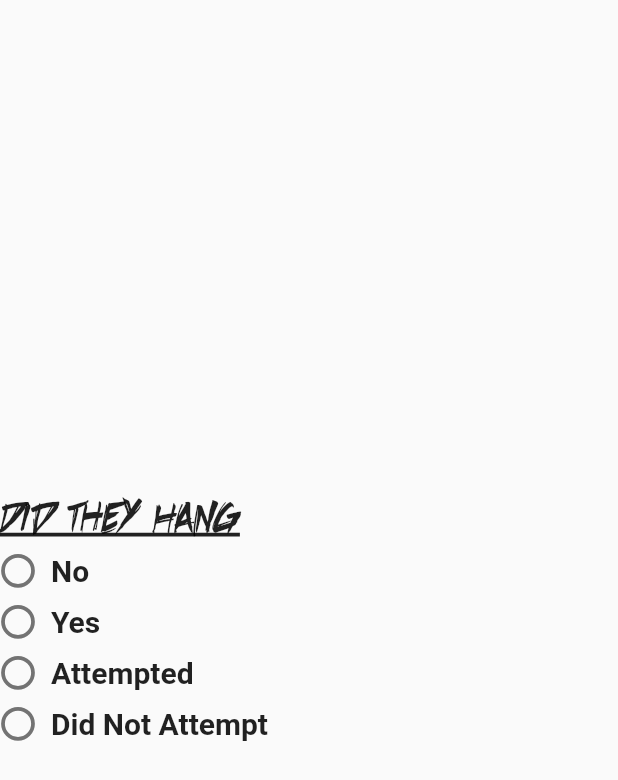
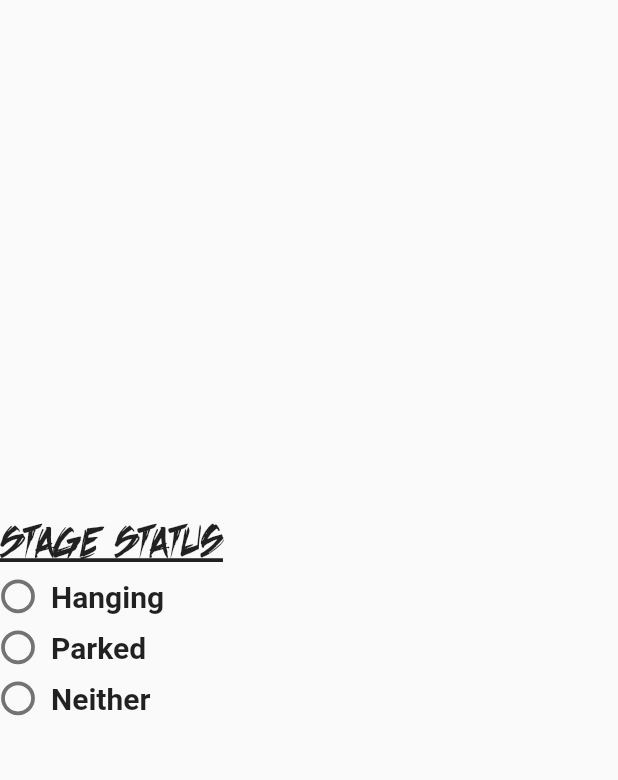
Before and after one commit to gtvario/HiveMind, a Flutter app: the ChainHang widget shown alone on an empty page, opened directly with empty values, on a phone screen of 412 x 824 dp. Shown: the top 780 px of the screen. Run offline on Flutter 3.47's test engine with Material 2 defaults, Android fonts, the light colour scheme and no system bars; our stand-ins replace flutter_rating_bar, flutter_spinbox, settings_ui; missing offline and left inert: number_inc_dec; Roboto replaces fonts that are missing (Tahoma); project files that could hold a hidden picture were left out.

Commit message:
Updated End Game Stage Options

```diff
--- a/lib/models/scout_data_model.dart
+++ b/lib/models/scout_data_model.dart
@@ -7,7 +7,7 @@ import 'package:path_provider/path_provider.dart';
 class ScoutData {
   // Auton
   List<double> startingPos = [0, 0];
-  bool leaveZone = false;
+  int leaveZone = 0;
   int autoSpeakerMade = 0;
   int autoAmpMade = 0;
   int autoSpeakerMissed = 0; // Do we need this??
@@ -52,7 +52,7 @@ class ScoutData {
   }
 
   bool get getLeaveZone {
-    return leaveZone;
+    return leaveZone == 0 ? false : true;
   }
 
   int get getAutoSpeakerMade {
@@ -83,7 +83,7 @@ class ScoutData {
   }
 
   set setLeaveZone(bool argIn) {
-    leaveZone = argIn;
+    leaveZone = argIn == false ? 0 : 1;
   }
 
   set setAutoSpeakerMade(int argIn) {
--- a/lib/widgets/chain_hang_widget.dart
+++ b/lib/widgets/chain_hang_widget.dart
@@ -31,7 +31,7 @@ class _ChainHangState extends State<ChainHang> {
       crossAxisAlignment: CrossAxisAlignment.start,
       children: <Widget>[
         const Text(
-          'Did They Hang',
+          'Stage Status',
           style: TextStyle(
             fontSize: 35,
             fontFamily: 'Schyler',
@@ -49,7 +49,7 @@ class _ChainHangState extends State<ChainHang> {
                     horizontal: VisualDensity.minimumDensity,
                     vertical: VisualDensity.minimumDensity),
                 materialTapTargetSize: MaterialTapTargetSize.shrinkWrap,
-                value: 'No',
+                value: 'Hanging',
                 groupValue: hangState,
                 onChanged: (value) {
                   setState(() {
@@ -61,7 +61,7 @@ class _ChainHangState extends State<ChainHang> {
             ),
             const SizedBox(width: 10),
             const Text(
-              'No',
+              'Hanging',
               style: TextStyle(
                 fontSize: 20,
                 fontFamily: 'Tahoma',
@@ -82,7 +82,7 @@ class _ChainHangState extends State<ChainHang> {
                     horizontal: VisualDensity.minimumDensity,
                     vertical: VisualDensity.minimumDensity),
                 materialTapTargetSize: MaterialTapTargetSize.shrinkWrap,
-                value: 'Yes',
+                value: 'Parked',
                 groupValue: hangState,
                 onChanged: (value) {
                   setState(() {
@@ -94,7 +94,7 @@ class _ChainHangState extends State<ChainHang> {
             ),
             const SizedBox(width: 10),
             const Text(
-              'Yes',
+              'Parked',
               style: TextStyle(
                 fontSize: 20,
                 fontFamily: 'Tahoma',
@@ -114,7 +114,7 @@ class _ChainHangState extends State<ChainHang> {
                     horizontal: VisualDensity.minimumDensity,
                     vertical: VisualDensity.minimumDensity),
                 materialTapTargetSize: MaterialTapTargetSize.shrinkWrap,
-                value: 'Attempted',
+                value: 'Neither',
                 groupValue: hangState,
                 onChanged: (value) {
                   setState(() {
@@ -126,39 +126,7 @@ class _ChainHangState extends State<ChainHang> {
             ),
             const SizedBox(width: 10),
             const Text(
-              'Attempted',
-              style: TextStyle(
-                fontSize: 20,
-                fontFamily: 'Tahoma',
-                fontWeight: FontWeight.bold,
-              ),
-            ),
-          ],
-        ),
-        const SizedBox(height: 10),
-        Row(
-          children: [
-            Transform.scale(
-              scale: 1.25,
-              child: Radio(
-                activeColor: Colors.amber,
-                visualDensity: const VisualDensity(
-                    horizontal: VisualDensity.minimumDensity,
-                    vertical: VisualDensity.minimumDensity),
-                materialTapTargetSize: MaterialTapTargetSize.shrinkWrap,
-                value: 'Did Not Attempt',
-                groupValue: hangState,
-                onChanged: (value) {
-                  setState(() {
-                    hangState = value.toString();
-                    widget.scoutData.setChainHang = hangState;
-                  });
-                },
-              ),
-            ),
-            const SizedBox(width: 10),
-            const Text(
-              'Did Not Attempt',
+              'Neither',
               style: TextStyle(
                 fontSize: 20,
                 fontFamily: 'Tahoma',
```
Also changed, not shown: lib/widgets/leave_zone_widget.dart (+5 -5 lines).
